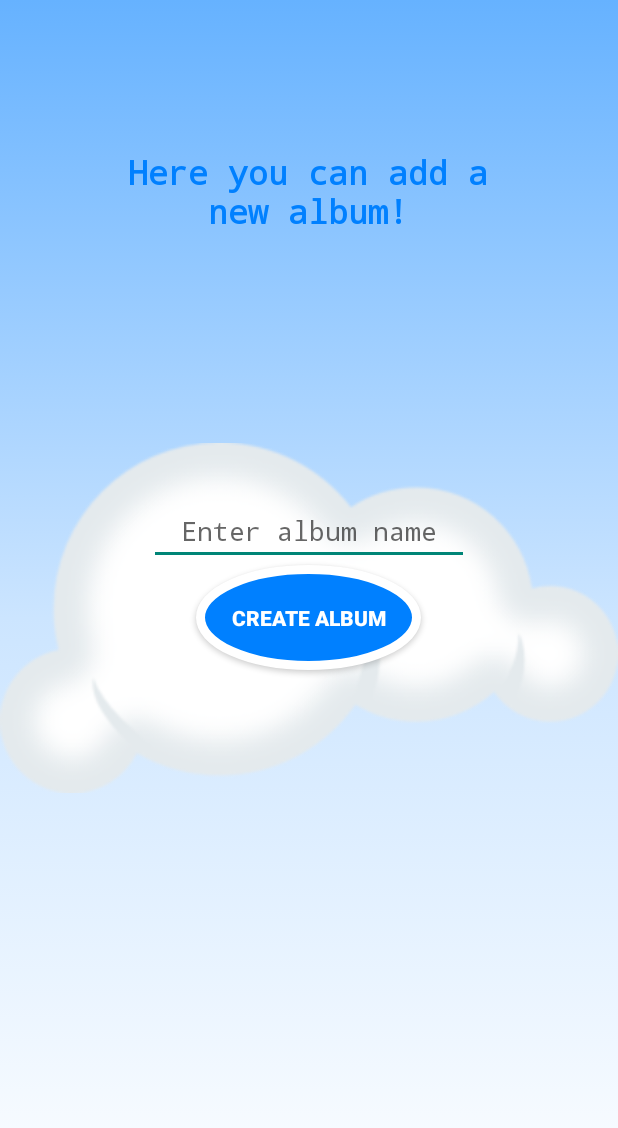
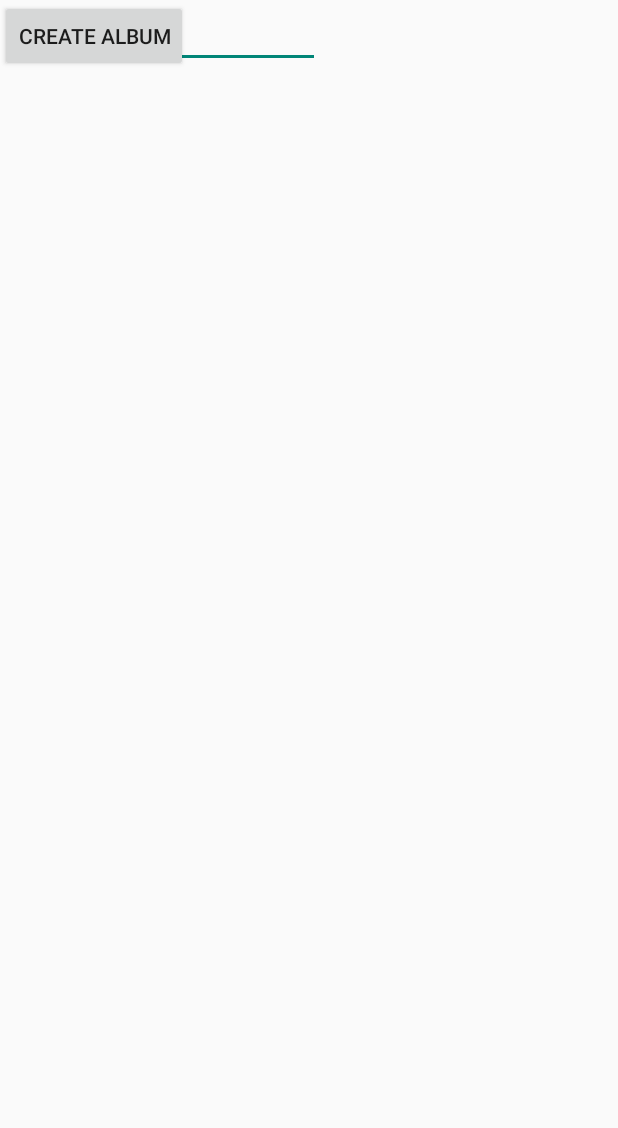
Before and after one commit to linnansved/FirebaseRegistrationLoginExam, an Android app: the addAlbum screen opened directly, with no data from a screen before it, on a phone screen of 412 x 824 dp. Shown: the top 1128 px of the screen. Run offline under Robolectric (Android 15) with nearby library versions, the phone set to English and light mode, and no system bars; our stand-ins replace Firebase (no records; nobody signed in at launch, a user with empty details on screens opened directly).

Commit message:
Revert "Bra version by Sara Hane & Mads"
This reverts commit 1d2ca3a2bde1420e771865634a2f4680581c8906.

```diff
--- a/app/src/main/res/layout/activity_add_album.xml
+++ b/app/src/main/res/layout/activity_add_album.xml
@@ -1,34 +1,11 @@
 <?xml version="1.0" encoding="utf-8"?>
-<RelativeLayout xmlns:android="http://schemas.android.com/apk/res/android"
+<android.support.constraint.ConstraintLayout xmlns:android="http://schemas.android.com/apk/res/android"
     xmlns:app="http://schemas.android.com/apk/res-auto"
     xmlns:tools="http://schemas.android.com/tools"
     android:layout_width="match_parent"
     android:layout_height="match_parent"
-    tools:context="com.gnirt69.firebaseregistrationloginexam.addAlbum"
-    android:background="@drawable/background">
+    tools:context="com.gnirt69.firebaseregistrationloginexam.addAlbum">
 
-    <ImageView
-        android:layout_width="match_parent"
-        android:layout_height="match_parent"
-        android:src="@drawable/cloud2"
-        android:layout_centerInParent="true"
-        />
-
-    <TextView
-        android:id="@+id/info"
-        android:layout_width="250dp"
-        android:layout_height="100dp"
-        android:background="@android:color/transparent"
-        android:ems="10"
-        android:textAppearance="@style/Base.TextAppearance.AppCompat.Large"
-        android:layout_centerHorizontal="true"
-        android:layout_marginTop="100dp"
-        android:text="Here you can add a new album!"
-        android:textAlignment="center"
-        android:textColor="#0080ff"
-        android:textStyle="bold"
-        android:typeface="monospace"
-        />
     <Button
         android:id="@+id/createAlbumBtn"
         android:layout_width="wrap_content"
@@ -36,25 +13,19 @@
         android:layout_marginTop="53dp"
         android:text="Create Album"
         android:onClick="onClickCreateAlbum"
-        tools:layout_editor_absoluteX="107dp"
-        android:background="@drawable/blue_but"
-        android:textColor="#FFFFFF"
-        android:textStyle="bold"
-        android:layout_centerInParent="true"/>
+        tools:layout_editor_absoluteX="107dp" />
+
+
+
     <EditText
         android:id="@+id/albumName"
         android:layout_width="wrap_content"
         android:layout_height="wrap_content"
         android:ems="10"
-        android:hint="Enter album name"
+        android:hint="Albumname"
         android:inputType="textPersonName"
-        android:textAlignment="center"
-        android:typeface="monospace"
-        android:textColor="#0080ff"
-        android:layout_alignBottom="@+id/createAlbumBtn"
-        android:layout_centerHorizontal="true"
-        android:layout_marginBottom="70dp" />
+        tools:layout_editor_absoluteX="85dp"
+        tools:layout_editor_absoluteY="105dp" />
 
 
-
-</RelativeLayout>
+</android.support.constraint.ConstraintLayout>
--- a/app/src/main/res/layout/activity_edit_user.xml
+++ b/app/src/main/res/layout/activity_edit_user.xml
@@ -185,6 +185,8 @@
             android:textStyle="bold"
             android:layout_marginTop="16dp"
             android:text=" CHANGE NICKNAME "/>
+
+
     </LinearLayout>
 
     <ImageView
```
